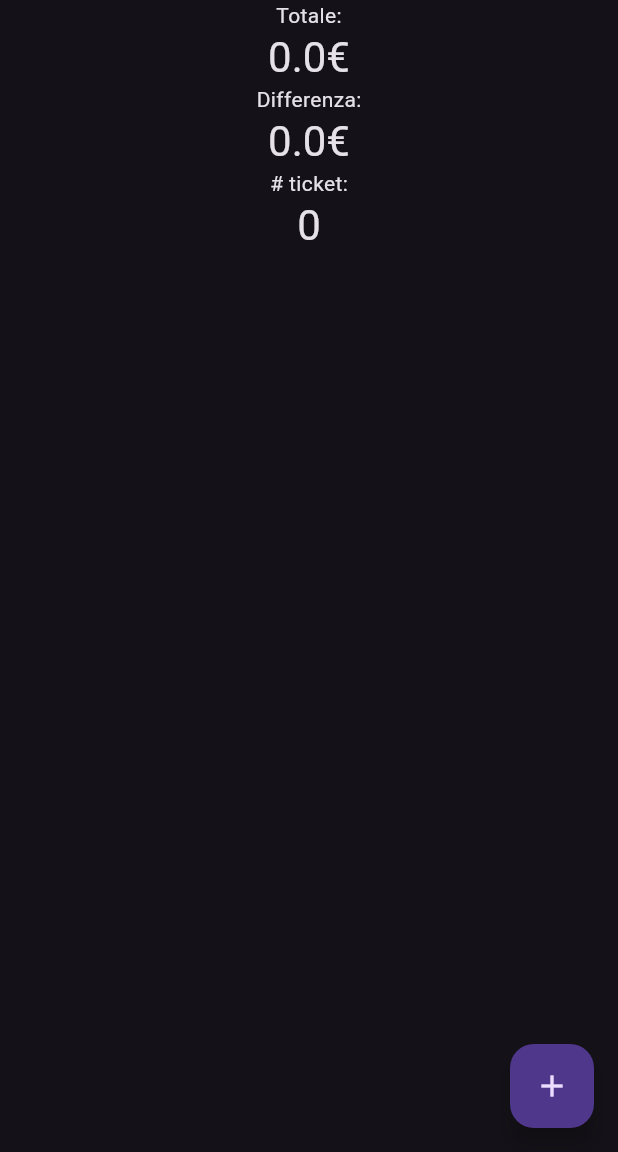
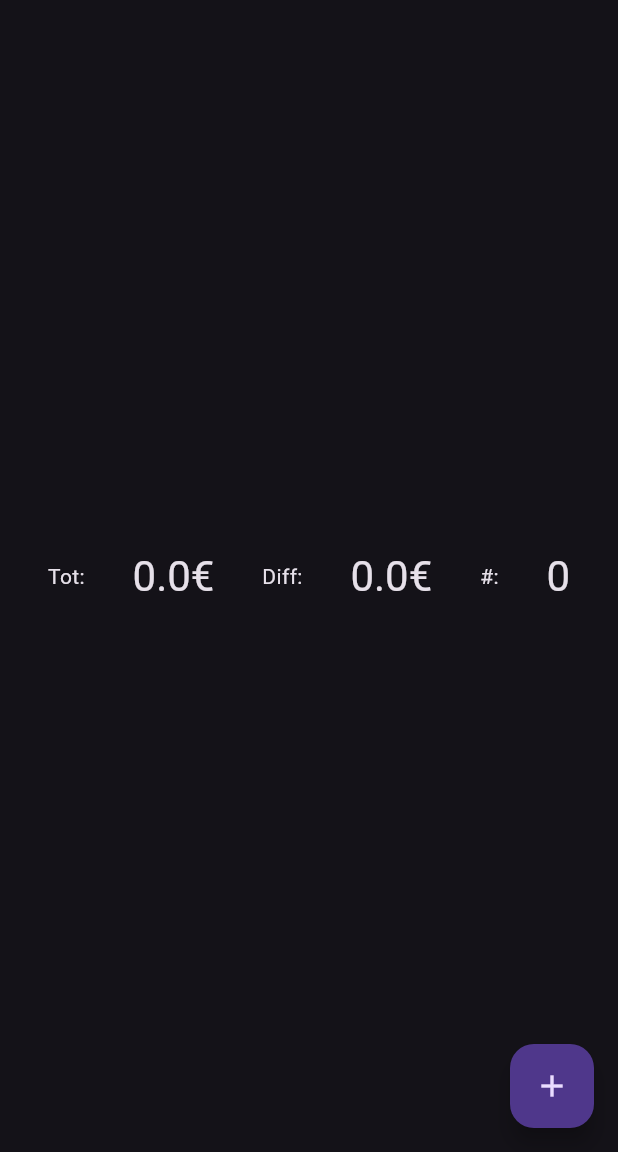
Before and after one commit to rtritto/tickets_calculator, a Flutter app: the screen it shows after launch, after a tap on the "clear" icon, on a phone screen of 412 x 824 dp, the part 84-1236 px from its top. Run offline on Flutter 3.47's test engine with Material 3 defaults, Android fonts, the light colour scheme and no system bars.

Commit message:
Fix layout

```diff
--- a/lib/main.dart
+++ b/lib/main.dart
@@ -35,14 +35,6 @@ class _MyHomePageState extends State<MyHomePage> {
   int ticketNum = 0;
   double diff = 0;
 
-  void _removeItem(int index) {
-    setState(() {
-      items.removeAt(index);
-      controllers[index].dispose();
-      controllers.removeAt(index);
-    });
-  }
-
   void __addItem() {
     final newController = TextEditingController();
     controllers.add(newController);
@@ -59,6 +51,14 @@ class _MyHomePageState extends State<MyHomePage> {
   void _addItem() {
     setState(() {
       __addItem();
+    });
+  }
+
+  void _removeItem(int index) {
+    setState(() {
+      items.removeAt(index);
+      controllers[index].dispose();
+      controllers.removeAt(index);
     });
   }
 
@@ -109,24 +109,14 @@ class _MyHomePageState extends State<MyHomePage> {
         title: Text(widget.title),
       ),
       body: Center(
-        // Center is a layout widget. It takes a single child and positions it
-        // in the middle of the parent.
+        child: SingleChildScrollView(
           child: Column(
-          // Column is also a layout widget. It takes a list of children and
-          // arranges them vertically. By default, it sizes itself to fit its
-          // children horizontally, and tries to be as tall as its parent.
-          //
-          // Column has various properties to control how it sizes itself and
-          // how it positions its children. Here we use mainAxisAlignment to
-          // center the children vertically; the main axis here is the vertical
-          // axis because Columns are vertical (the cross axis would be
-          // horizontal).
-          // mainAxisAlignment: MainAxisAlignment.center,
-          children: <Widget>[
+            children: [
               GridView.count(
+                physics: const NeverScrollableScrollPhysics(),
                 shrinkWrap: true,
                 crossAxisCount: 2,
-              childAspectRatio: 2.0,
+                childAspectRatio: 3,
                 children: List.generate(items.length, (int index) {
                   return ListTile(
                     leading: const Icon(Icons.radio_button_unchecked),
@@ -141,22 +131,28 @@ class _MyHomePageState extends State<MyHomePage> {
                   );
                 }),
               ),
-            const Text('Totale:'),
+              Row(
+                mainAxisAlignment: MainAxisAlignment.spaceEvenly,
+                children: [
+                  const Text('Tot:'),
                   Text(
                     '$total€',
                     style: Theme.of(context).textTheme.headlineMedium,
                   ),
-            const Text('Differenza:'),
+                  const Text('Diff:'),
                   Text(
                     '$diff€',
                     style: Theme.of(context).textTheme.headlineMedium,
                   ),
-            const Text('# ticket:'),
+                  const Text('#:'),
                   Text(
                     '$ticketNum',
                     style: Theme.of(context).textTheme.headlineMedium,
                   ),
                 ],
+              ),
+            ],
+          ),
         ),
       ),
       floatingActionButton: FloatingActionButton(
```
Lines whose indentation alone changed are shown as unchanged.
